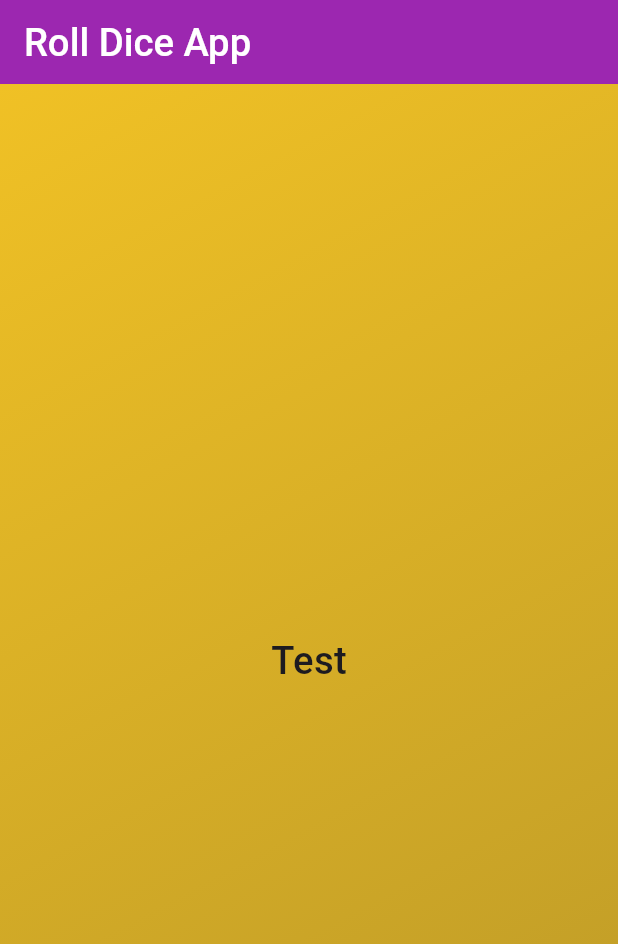
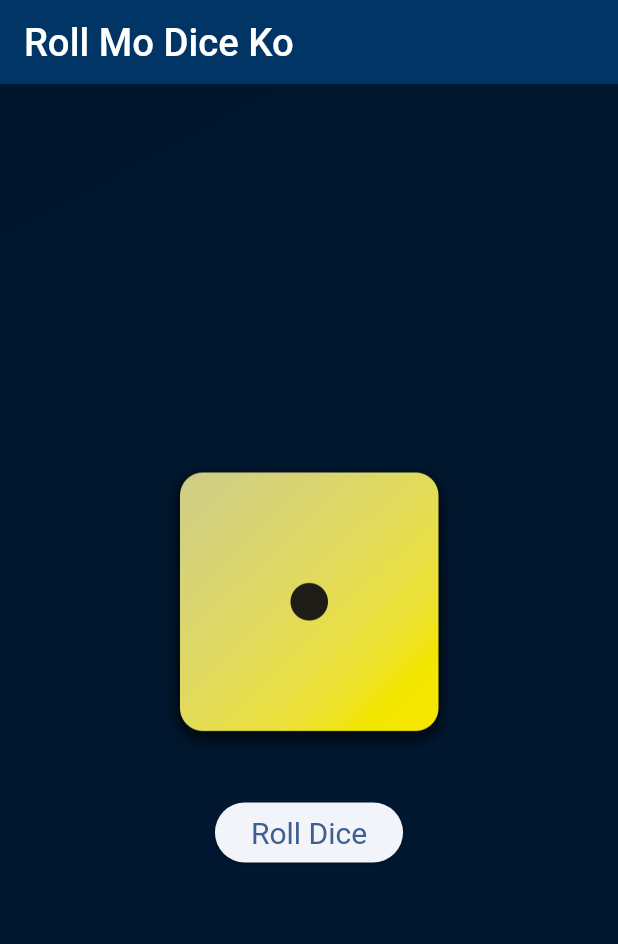
Before and after one commit to MrDimp98/Flutter-RollDiceApp, a Flutter app: the screen it shows after launch, on a phone screen of 412 x 824 dp. Shown: the top 944 px of the screen. Run offline on Flutter 3.47's test engine with Material 3 defaults, Android fonts, the phone set to English and light mode, and no system bars.

Commit message:
RollDice_Finished

```diff
--- /dev/null
+++ b/lib/components/features/dice_roller.dart
@@ -0,0 +1,80 @@
+import 'dart:math';
+import 'dart:async';
+import 'package:flutter/material.dart';
+
+final randomizer = Random();
+
+class DiceRoller extends StatefulWidget{
+  const DiceRoller({super.key});
+  @override
+  State<DiceRoller> createState() {
+    return _DiceRollerState();
+  }
+}
+
+class _DiceRollerState extends State<DiceRoller>{
+
+  var activeDiceNumber = 1;
+  bool isRolling = false;
+
+  void rollDice() {
+    if (isRolling) return;
+
+    setState(() {
+      isRolling = true;
+    });
+
+
+    int count = 0;
+    Timer.periodic(Duration(milliseconds: 200), (timer){
+      var diceRoll =  randomizer.nextInt(6) + 1;
+      setState(() {
+        activeDiceNumber = diceRoll;
+
+      });
+
+      count++;
+      if (count >= 10) { // Stop after 2 seconds (10 * 200ms = 2000ms)
+        timer.cancel();
+        setState(() {
+          isRolling = false;
+        });
+      }
+    });
+  }
+
+  @override
+  Widget build(context) {
+    return Column(
+            mainAxisSize: MainAxisSize.min,
+            children: [
+              AnimatedSwitcher(
+                duration: Duration(milliseconds: 200),
+                transitionBuilder: (child, animation) {
+                  return RotationTransition(
+                    turns: Tween(begin: 0.0, end: 1.0).animate(animation),
+                    child: child,
+                  );
+                },
+                child: Image.asset(
+                  'assets/images/dice-$activeDiceNumber.png',
+                  key: ValueKey<int>(activeDiceNumber), // Ensures smooth transition
+                  width: 200,
+                ),
+              ),
+              const SizedBox(height: 30),
+              ElevatedButton(
+                onPressed: isRolling ? null : rollDice,
+                style: TextButton.styleFrom(
+
+                  // foregroundColor: Colors.white,
+                  textStyle: TextStyle(
+                    fontSize: 20
+                  )
+                  ),
+                child: const Text('Roll Dice'),
+                )
+            ],
+          );
+  }
+}
--- a/lib/components/gradient_container.dart
+++ b/lib/components/gradient_container.dart
@@ -1,5 +1,5 @@
 import 'package:flutter/material.dart';
-import 'package:roll_dice_app/components/widgets/text.dart';
+import 'package:roll_dice_app/components/features/dice_roller.dart';
 
 class GradientContainer extends StatelessWidget {
   const GradientContainer({super.key});
@@ -10,15 +10,15 @@ class GradientContainer extends StatelessWidget {
         decoration: BoxDecoration(
         gradient: LinearGradient(
           colors: [
-          Color.fromARGB(255, 240, 193, 37),
-          Color.fromARGB(255, 186, 152, 40)
+            Color.fromARGB(255, 0, 22, 45), // Dark blue
+            Color.fromARGB(255, 0, 25, 49), // Very dark blue
           ],
           begin: Alignment.topLeft,
           end: Alignment.bottomRight
           )
         ),
         child: Center(
-          child: H1Text('Test')
+          child: DiceRoller()
         ),
       );
   }
--- a/lib/main.dart
+++ b/lib/main.dart
@@ -14,9 +14,9 @@ class MyApp extends StatelessWidget {
     return MaterialApp(
       title: 'Flutter Demo',
       theme: ThemeData(
-        colorScheme: ColorScheme.fromSeed(seedColor: Colors.deepPurple),
+        colorScheme: ColorScheme.fromSeed(seedColor: Color(0xFF003566)),
       ),
-      home: const MyHomePage(title: 'Roll Dice App'),
+      home: const MyHomePage(title: 'Roll Mo Dice Ko'),
     );
   }
 }
@@ -37,7 +37,7 @@ class _MyHomePageState extends State<MyHomePage> {
 
     return Scaffold(
       appBar: AppBar(
-        backgroundColor: Colors.purple,
+        backgroundColor: Color(0xFF003566),
         title: AppBarText(widget.title)
       ),
 
```
Also changed, not shown: pubspec.yaml (+7 -3 lines), assets/images/dice-1.png (added), assets/images/dice-2.png (added), assets/images/dice-3.png (added), assets/images/dice-4.png (added), assets/images/dice-5.png (added), assets/images/dice-6.png (added).
